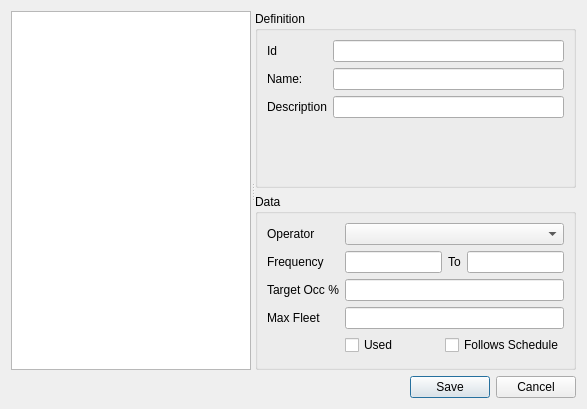
First picture: the form in add_route.ui, repository TomasdelaBarra/QTRANUS, before the edit.
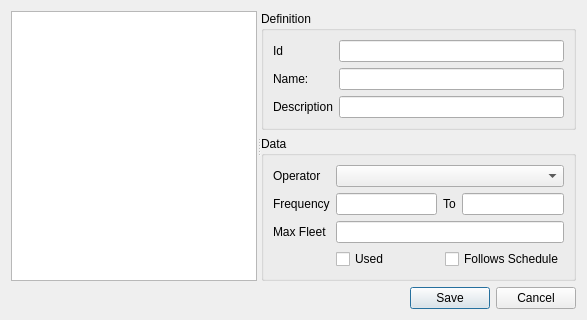
Second picture: the form after the edit.

Commit message: Routes Tree Qgis canvas

Diff of the .ui file:
```diff
--- a/add_route.ui
+++ b/add_route.ui
@@ -7,7 +7,7 @@
     <x>0</x>
     <y>0</y>
     <width>587</width>
-    <height>409</height>
+    <height>317</height>
    </rect>
   </property>
   <property name="windowTitle">
@@ -22,7 +22,7 @@
         <enum>Qt::Horizontal</enum>
        </property>
        <widget class="QTreeView" name="scenario_tree"/>
-       <widget class="QWidget" name="layoutWidget">
+       <widget class="QWidget" name="">
         <layout class="QVBoxLayout" name="verticalLayout_3">
          <item>
           <widget class="QGroupBox" name="project">
@@ -124,33 +124,23 @@
                </layout>
               </item>
               <item row="2" column="0">
-               <widget class="QLabel" name="label_8">
-                <property name="text">
-                 <string>Target Occ %</string>
-                </property>
-               </widget>
-              </item>
-              <item row="2" column="1">
-               <widget class="QLineEdit" name="target_occ"/>
-              </item>
-              <item row="3" column="0">
                <widget class="QLabel" name="targetOccLabel">
                 <property name="text">
                  <string>Max Fleet</string>
                 </property>
                </widget>
               </item>
-              <item row="3" column="1">
+              <item row="2" column="1">
                <widget class="QLineEdit" name="max_fleet"/>
               </item>
-              <item row="4" column="0">
+              <item row="3" column="0">
                <widget class="QLabel" name="label_4">
                 <property name="text">
                  <string/>
                 </property>
                </widget>
               </item>
-              <item row="4" column="1">
+              <item row="3" column="1">
                <layout class="QHBoxLayout" name="horizontalLayout_3">
                 <item>
                  <widget class="QCheckBox" name="used">
```
Left out of the diff: 2 changed lines with no effect on the pictures. The commit also changes 125 other files.
